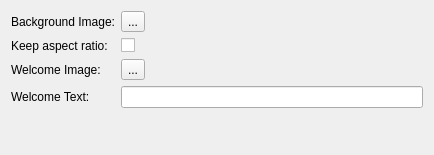
Before: the Qt Designer form themes/classic/config.ui in KDE/lightdm, drawn with Qt 5.
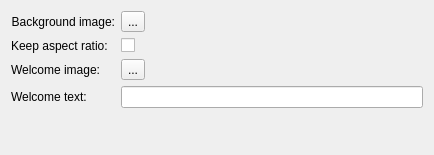
After: the same form once the commit is applied. Custom widgets are drawn as their Qt base class.

Commit message: Fix case of options in config

```diff
--- a/themes/classic/config.ui
+++ b/themes/classic/config.ui
@@ -14,7 +14,7 @@
    <item row="0" column="0">
     <widget class="QLabel" name="label">
      <property name="text">
-      <string>Background Image:</string>
+      <string>Background image:</string>
      </property>
      <property name="alignment">
       <set>Qt::AlignRight|Qt::AlignTrailing|Qt::AlignVCenter</set>
@@ -45,7 +45,7 @@
    <item row="2" column="0">
     <widget class="QLabel" name="label_2">
      <property name="text">
-      <string>Welcome Image:</string>
+      <string>Welcome image:</string>
      </property>
     </widget>
    </item>
@@ -59,7 +59,7 @@
    <item row="3" column="0">
     <widget class="QLabel" name="label_3">
      <property name="text">
-      <string>Welcome Text:</string>
+      <string>Welcome text:</string>
      </property>
     </widget>
    </item>
```
The commit also changes 1 other file.
